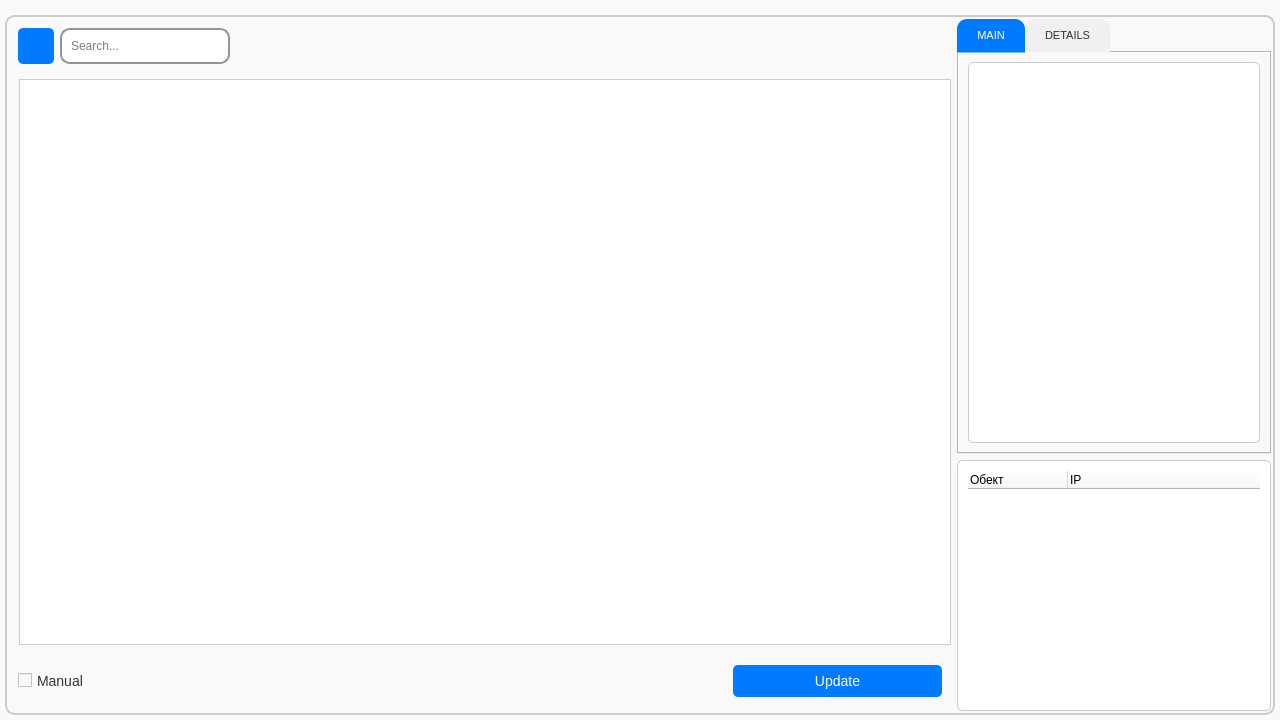
Above: serverinterface.ui from Extervin/AUCTool before the change. Below: the same form after it.
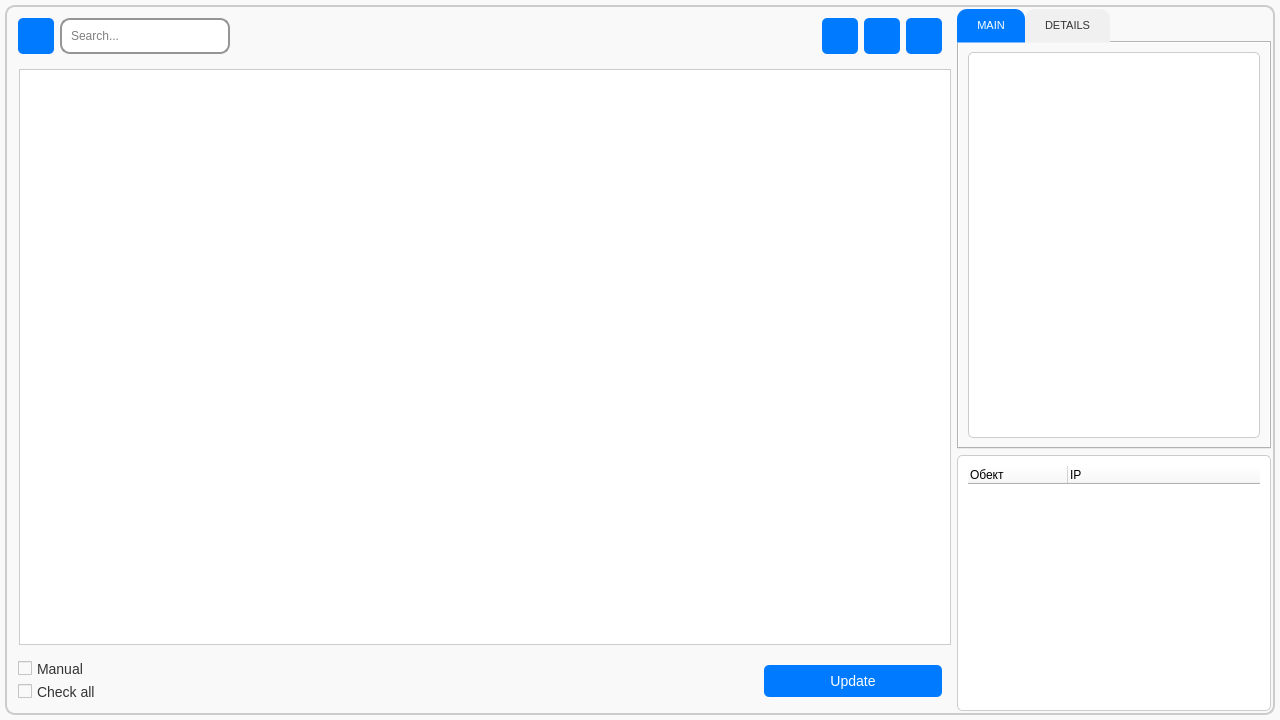
That is the form after the change. Icons and pictures are not drawn.

Commit message: Added printing function, added function to change database and sql server, added settings, added more filters and they are adaptive

```diff
--- a/serverinterface.ui
+++ b/serverinterface.ui
@@ -23,7 +23,7 @@
    </size>
   </property>
   <property name="windowTitle">
-   <string>AUC Tool v3.0e</string>
+   <string>AUC Tool v3.1e</string>
   </property>
   <property name="styleSheet">
    <string notr="true">		QWidget#centralwidget {
@@ -157,7 +157,167 @@
         }</string>
    </property>
    <layout class="QGridLayout" name="gridLayout_3">
-    <item row="0" column="1">
+    <item row="3" column="1" rowspan="2">
+     <widget class="QTreeWidget" name="errorTreeWidget">
+      <column>
+       <property name="text">
+        <string notr="true">Обект</string>
+       </property>
+      </column>
+      <column>
+       <property name="text">
+        <string>IP</string>
+       </property>
+      </column>
+     </widget>
+    </item>
+    <item row="4" column="0">
+     <widget class="QWidget" name="widget_3" native="true">
+      <property name="enabled">
+       <bool>true</bool>
+      </property>
+      <property name="sizePolicy">
+       <sizepolicy hsizetype="Preferred" vsizetype="Preferred">
+        <horstretch>1</horstretch>
+        <verstretch>8</verstretch>
+       </sizepolicy>
+      </property>
+      <property name="maximumSize">
+       <size>
+        <width>16777215</width>
+        <height>60</height>
+       </size>
+      </property>
+      <layout class="QHBoxLayout" name="horizontalLayout">
+       <item>
+        <widget class="QWidget" name="counterWidget" native="true">
+         <property name="minimumSize">
+          <size>
+           <width>240</width>
+           <height>0</height>
+          </size>
+         </property>
+         <property name="maximumSize">
+          <size>
+           <width>240</width>
+           <height>16777215</height>
+          </size>
+         </property>
+         <property name="styleSheet">
+          <string notr="true">#counterWidget {
+	border: none;
+}</string>
+         </property>
+         <layout class="QHBoxLayout" name="horizontalLayout_5">
+          <property name="leftMargin">
+           <number>0</number>
+          </property>
+          <property name="topMargin">
+           <number>0</number>
+          </property>
+          <property name="rightMargin">
+           <number>0</number>
+          </property>
+          <property name="bottomMargin">
+           <number>0</number>
+          </property>
+          <item>
+           <layout class="QVBoxLayout" name="verticalLayout">
+            <property name="spacing">
+             <number>6</number>
+            </property>
+            <property name="sizeConstraint">
+             <enum>QLayout::SetFixedSize</enum>
+            </property>
+            <item>
+             <widget class="QCheckBox" name="markSetManual">
+              <property name="text">
+               <string>Manual</string>
+              </property>
+             </widget>
+            </item>
+            <item>
+             <widget class="QCheckBox" name="checkAll">
+              <property name="enabled">
+               <bool>false</bool>
+              </property>
+              <property name="text">
+               <string>Check all</string>
+              </property>
+              <property name="tristate">
+               <bool>false</bool>
+              </property>
+             </widget>
+            </item>
+           </layout>
+          </item>
+          <item>
+           <widget class="QLabel" name="labelCheckedCount">
+            <property name="minimumSize">
+             <size>
+              <width>135</width>
+              <height>0</height>
+             </size>
+            </property>
+            <property name="maximumSize">
+             <size>
+              <width>135</width>
+              <height>16777215</height>
+             </size>
+            </property>
+            <property name="font">
+             <font>
+              <family>Segoe UI</family>
+              <pointsize>10</pointsize>
+              <bold>true</bold>
+             </font>
+            </property>
+            <property name="styleSheet">
+             <string notr="true">#labelCheckedCount {
+	color: #696969
+}</string>
+            </property>
+            <property name="text">
+             <string/>
+            </property>
+           </widget>
+          </item>
+         </layout>
+        </widget>
+       </item>
+       <item>
+        <spacer name="horizontalSpacer">
+         <property name="orientation">
+          <enum>Qt::Horizontal</enum>
+         </property>
+         <property name="sizeType">
+          <enum>QSizePolicy::Maximum</enum>
+         </property>
+         <property name="sizeHint" stdset="0">
+          <size>
+           <width>500</width>
+           <height>20</height>
+          </size>
+         </property>
+        </spacer>
+       </item>
+       <item>
+        <widget class="QPushButton" name="serverUpdateButton">
+         <property name="maximumSize">
+          <size>
+           <width>200</width>
+           <height>16777215</height>
+          </size>
+         </property>
+         <property name="text">
+          <string>Update</string>
+         </property>
+        </widget>
+       </item>
+      </layout>
+     </widget>
+    </item>
+    <item row="0" column="0">
      <widget class="QWidget" name="tableProperties" native="true">
       <property name="sizePolicy">
        <sizepolicy hsizetype="Preferred" vsizetype="Preferred">
@@ -177,7 +337,7 @@
       <property name="autoFillBackground">
        <bool>false</bool>
       </property>
-      <layout class="QHBoxLayout" name="horizontalLayout_2" stretch="0,0,0">
+      <layout class="QHBoxLayout" name="horizontalLayout_2" stretch="0,0,0,0,0,0">
        <property name="spacing">
         <number>6</number>
        </property>
@@ -377,92 +537,121 @@
          </layout>
         </widget>
        </item>
-      </layout>
-     </widget>
-    </item>
-    <item row="1" column="1" rowspan="3">
-     <widget class="QTableView" name="tableView">
-      <property name="sizePolicy">
-       <sizepolicy hsizetype="Expanding" vsizetype="Preferred">
-        <horstretch>3</horstretch>
-        <verstretch>17</verstretch>
-       </sizepolicy>
-      </property>
-      <property name="sizeAdjustPolicy">
-       <enum>QAbstractScrollArea::AdjustToContents</enum>
-      </property>
-      <property name="alternatingRowColors">
-       <bool>false</bool>
-      </property>
-      <property name="selectionMode">
-       <enum>QAbstractItemView::ExtendedSelection</enum>
-      </property>
-      <property name="selectionBehavior">
-       <enum>QAbstractItemView::SelectRows</enum>
-      </property>
-      <property name="sortingEnabled">
-       <bool>false</bool>
-      </property>
-      <property name="cornerButtonEnabled">
-       <bool>false</bool>
-      </property>
-      <attribute name="horizontalHeaderStretchLastSection">
-       <bool>true</bool>
-      </attribute>
-     </widget>
-    </item>
-    <item row="4" column="1">
-     <widget class="QWidget" name="widget_3" native="true">
-      <property name="enabled">
-       <bool>true</bool>
-      </property>
-      <property name="sizePolicy">
-       <sizepolicy hsizetype="Preferred" vsizetype="Preferred">
-        <horstretch>1</horstretch>
-        <verstretch>8</verstretch>
-       </sizepolicy>
-      </property>
-      <property name="maximumSize">
-       <size>
-        <width>16777215</width>
-        <height>60</height>
-       </size>
-      </property>
-      <layout class="QHBoxLayout" name="horizontalLayout">
        <item>
-        <widget class="QCheckBox" name="markSetManual">
+        <widget class="QToolButton" name="printButton">
+         <property name="maximumSize">
+          <size>
+           <width>36</width>
+           <height>36</height>
+          </size>
+         </property>
+         <property name="toolTip">
+          <string>Print table with current filters</string>
+         </property>
+         <property name="styleSheet">
+          <string notr="true">#printButton {
+	margin: 0;
+	padding: 5px;
+	width: 30px;
+	height: 30px;
+}</string>
+         </property>
          <property name="text">
-          <string>Manual</string>
+          <string/>
          </property>
+         <property name="icon">
+          <iconset resource="icons.qrc">
+           <normaloff>:/buttons/icon/printer.svg</normaloff>:/buttons/icon/printer.svg</iconset>
+         </property>
+         <property name="iconSize">
+          <size>
+           <width>20</width>
+           <height>20</height>
+          </size>
+         </property>
+         <property name="shortcut">
+          <string>Ctrl+P</string>
+         </property>
         </widget>
        </item>
        <item>
-        <spacer name="horizontalSpacer">
-         <property name="orientation">
-          <enum>Qt::Horizontal</enum>
+        <widget class="QToolButton" name="databaseButton">
+         <property name="maximumSize">
+          <size>
+           <width>36</width>
+           <height>36</height>
+          </size>
          </property>
-         <property name="sizeType">
-          <enum>QSizePolicy::Maximum</enum>
+         <property name="toolTip">
+          <string>Print table with current filters</string>
          </property>
-         <property name="sizeHint" stdset="0">
+         <property name="styleSheet">
+          <string notr="true">#databaseButton {
+	margin: 0;
+	padding: 5px;
+	width: 30px;
+	height: 30px;
+}</string>
+         </property>
+         <property name="text">
+          <string/>
+         </property>
+         <property name="icon">
+          <iconset resource="icons.qrc">
+           <normaloff>:/buttons/icon/database.svg</normaloff>:/buttons/icon/database.svg</iconset>
+         </property>
+         <property name="iconSize">
           <size>
-           <width>500</width>
+           <width>20</width>
            <height>20</height>
           </size>
          </property>
-        </spacer>
+         <property name="shortcut">
+          <string>D</string>
+         </property>
+        </widget>
        </item>
        <item>
-        <widget class="QPushButton" name="serverUpdateButton">
+        <widget class="QToolButton" name="refreshTableButton">
+         <property name="maximumSize">
+          <size>
+           <width>36</width>
+           <height>36</height>
+          </size>
+         </property>
+         <property name="toolTip">
+          <string>Print table with current filters</string>
+         </property>
+         <property name="styleSheet">
+          <string notr="true">#refreshTableButton {
+	margin: 0;
+	padding: 5px;
+	width: 30px;
+	height: 30px;
+}</string>
+         </property>
          <property name="text">
-          <string>Update</string>
+          <string/>
          </property>
+         <property name="icon">
+          <iconset resource="icons.qrc">
+           <normaloff>:/buttons/icon/reload.svg</normaloff>:/buttons/icon/reload.svg</iconset>
+         </property>
+         <property name="iconSize">
+          <size>
+           <width>20</width>
+           <height>20</height>
+          </size>
+         </property>
+         <property name="shortcut">
+          <string>R</string>
+         </property>
         </widget>
        </item>
       </layout>
      </widget>
     </item>
-    <item row="0" column="2" rowspan="3">
+    <item row="0" column="1" rowspan="3">
      <widget class="QTabWidget" name="tabWidget">
       <property name="enabled">
        <bool>false</bool>
@@ -548,32 +737,39 @@
       </widget>
      </widget>
     </item>
-    <item row="3" column="2" rowspan="2">
-     <widget class="QTreeWidget" name="errorTreeWidget">
-      <column>
-       <property name="text">
-        <string notr="true">Обект</string>
-       </property>
-      </column>
-      <column>
-       <property name="text">
-        <string>IP</string>
-       </property>
-      </column>
+    <item row="1" column="0" rowspan="3">
+     <widget class="QTableView" name="tableView">
+      <property name="sizePolicy">
+       <sizepolicy hsizetype="Expanding" vsizetype="Preferred">
+        <horstretch>3</horstretch>
+        <verstretch>17</verstretch>
+       </sizepolicy>
+      </property>
+      <property name="sizeAdjustPolicy">
+       <enum>QAbstractScrollArea::AdjustToContents</enum>
+      </property>
+      <property name="alternatingRowColors">
+       <bool>false</bool>
+      </property>
+      <property name="selectionMode">
+       <enum>QAbstractItemView::ExtendedSelection</enum>
+      </property>
+      <property name="selectionBehavior">
+       <enum>QAbstractItemView::SelectRows</enum>
+      </property>
+      <property name="sortingEnabled">
+       <bool>false</bool>
+      </property>
+      <property name="cornerButtonEnabled">
+       <bool>false</bool>
+      </property>
+      <attribute name="horizontalHeaderStretchLastSection">
+       <bool>true</bool>
+      </attribute>
      </widget>
     </item>
    </layout>
   </widget>
-  <widget class="QMenuBar" name="menubar">
-   <property name="geometry">
-    <rect>
-     <x>0</x>
-     <y>0</y>
-     <width>1280</width>
-     <height>31</height>
-    </rect>
-   </property>
-  </widget>
  </widget>
  <resources>
   <include location="icons.qrc"/>
```
The commit also changes 26 other files.
